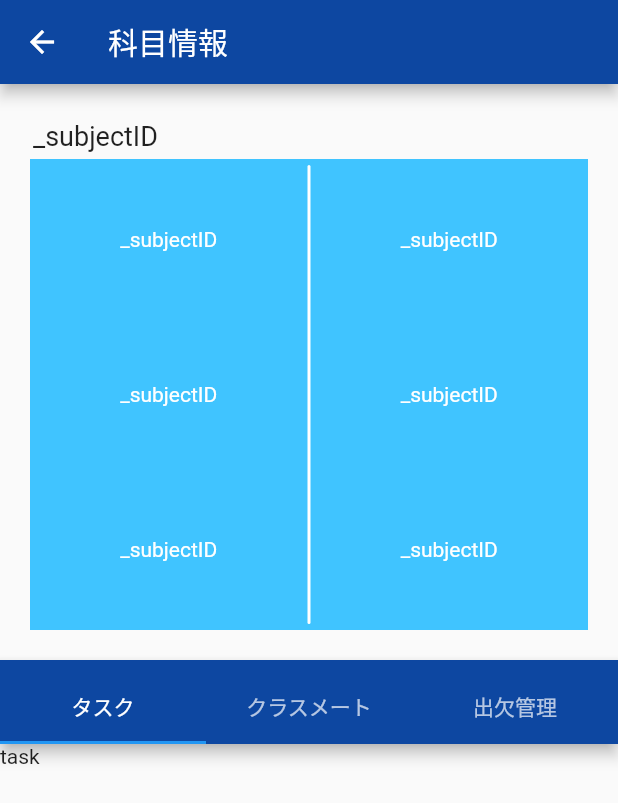
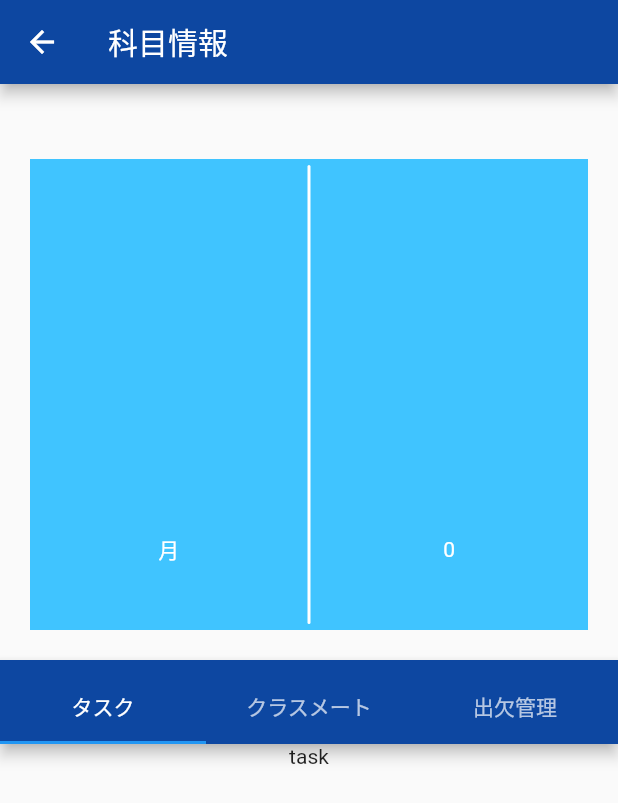
Before and after one commit to yusho-nakawaki/campus-post-android, a Flutter app: the SubjectInfo screen opened directly with empty values, on a phone screen of 412 x 824 dp. Shown: the top 803 px of the screen. Run offline on Flutter 3.47's test engine with Material 2 defaults, Android fonts, the phone set to English and light mode, and no system bars; our stand-ins replace carousel_slider, cloud_firestore, firebase_auth, firebase_core, firebase_database, firebase_storage and 6 more; missing offline and left inert: flutter_boom_menu, snapping_sheet; accounts and stored records are empty.

Commit message:
TaskModel作成

```diff
--- a/lib/routes/subject_route.dart
+++ b/lib/routes/subject_route.dart
@@ -42,7 +42,7 @@ class SubjectInfo extends HookWidget{
                       padding: EdgeInsets.all(2),
                       child: Row(
                         children: [
-                          Expanded(child: Text('_subjectID', style: TextStyle(fontSize: 18),)),
+                          Expanded(child: Text(_subject.name, style: TextStyle(fontSize: 18),)),
                           Expanded(flex: 3, child: Container()),
                         ],
                       ),
@@ -57,9 +57,9 @@ class SubjectInfo extends HookWidget{
                             Expanded(
                               child: Column(
                                 children: [
-                                  Expanded(child: Center(child: Text('_subjectID', style: TextStyle(color: Colors.white),))),
-                                  Expanded(child: Center(child: Text('_subjectID', style: TextStyle(color: Colors.white),))),
-                                  Expanded(child: Center(child: Text('_subjectID', style: TextStyle(color: Colors.white),))),
+                                  Expanded(child: Center(child: Text(_subject.university, style: TextStyle(color: Colors.white),))),
+                                  Expanded(child: Center(child: Text(_subject.teacher, style: TextStyle(color: Colors.white),))),
+                                  Expanded(child: Center(child: Text(_subject.dayKanji, style: TextStyle(color: Colors.white),))),
                                 ],
                               ),
                             ),
@@ -74,9 +74,9 @@ class SubjectInfo extends HookWidget{
                             Expanded(
                               child: Column(
                                 children: [
-                                  Expanded(child: Center(child: Text('_subjectID', style: TextStyle(color: Colors.white),))),
-                                  Expanded(child: Center(child: Text('_subjectID', style: TextStyle(color: Colors.white),))),
-                                  Expanded(child: Center(child: Text('_subjectID', style: TextStyle(color: Colors.white),))),
+                                  Expanded(child: Center(child: Text(_subject.faculty, style: TextStyle(color: Colors.white),))),
+                                  Expanded(child: Center(child: Text(_subject.place, style: TextStyle(color: Colors.white),))),
+                                  Expanded(child: Center(child: Text(_subject.periodString, style: TextStyle(color: Colors.white),))),
                                 ],
                               ),
                             ),
--- a/lib/subject_elements/subject_tasks.dart
+++ b/lib/subject_elements/subject_tasks.dart
@@ -7,7 +7,7 @@ class SubjectTasks extends HookWidget{
   Widget build(BuildContext context) {
     return ListView(
       children: [
-        Text('task'),
+        Center(child: Text('task')),
       ],
     );
   }
```
Also changed, not shown: lib/Models/task_model.dart (added, +28 -0 lines).
